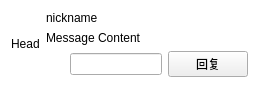
Old version of the form notification/notificationcard.ui in the repository iwxyi/CatlikeQQ.
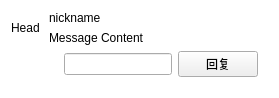
New version of the form. Custom widgets are drawn as their Qt base class.

The edit to the form file:
```diff
--- a/notification/notificationcard.ui
+++ b/notification/notificationcard.ui
@@ -6,8 +6,8 @@
    <rect>
     <x>0</x>
     <y>0</y>
-    <width>269</width>
-    <height>93</height>
+    <width>279</width>
+    <height>85</height>
    </rect>
   </property>
   <property name="windowTitle">
@@ -21,7 +21,7 @@
 	border-radius: 25px;
 }</string>
   </property>
-  <layout class="QHBoxLayout" name="horizontalLayout">
+  <layout class="QVBoxLayout" name="verticalLayout_2">
    <property name="rightMargin">
     <number>21</number>
    </property>
@@ -29,6 +29,8 @@
     <number>21</number>
    </property>
    <item>
+    <layout class="QHBoxLayout" name="horizontalLayout">
+     <item>
     <widget class="QLabel" name="headerLabel">
      <property name="maximumSize">
       <size>
@@ -42,7 +44,7 @@
     </widget>
    </item>
    <item>
-    <layout class="QVBoxLayout" name="verticalLayout" stretch="0,1,0">
+      <layout class="QVBoxLayout" name="verticalLayout" stretch="0,1">
      <item>
       <widget class="QLabel" name="nicknameLabel">
        <property name="text">
@@ -58,7 +60,14 @@
        <property name="textFormat">
         <enum>Qt::RichText</enum>
        </property>
-      </widget>
+         <property name="wordWrap">
+          <bool>true</bool>
+         </property>
+        </widget>
+       </item>
+      </layout>
+     </item>
+    </layout>
      </item>
      <item>
       <layout class="QHBoxLayout" name="horizontalLayout_2">
@@ -87,8 +96,6 @@
           <string>回复</string>
          </property>
         </widget>
-       </item>
-      </layout>
      </item>
     </layout>
    </item>
```
Lines whose indentation alone changed are shown as unchanged.
